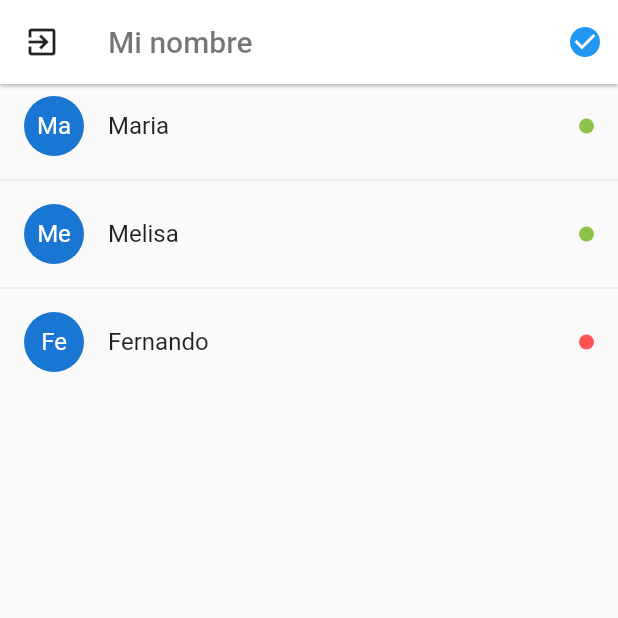
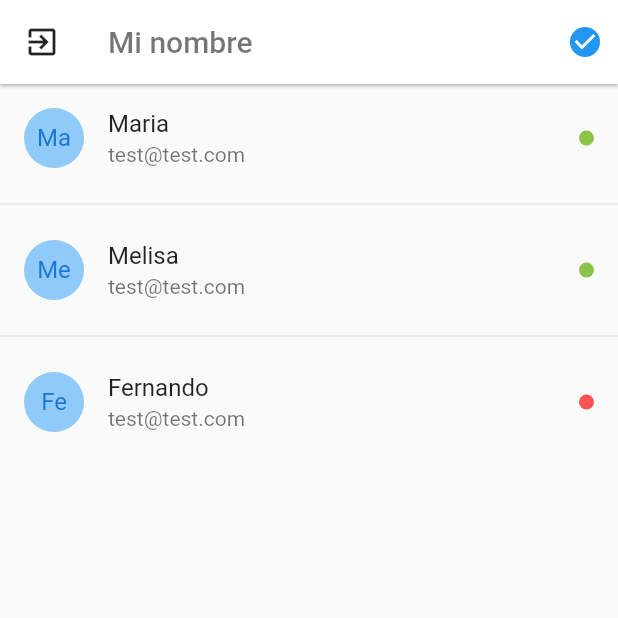
Before and after one commit to RaulOrtiz99/chat, a Flutter app: the screen it shows after launch, on a phone screen of 412 x 824 dp, the top half of it. Run offline on Flutter 3.47's test engine with Material 2 defaults, Android fonts, the phone set to English and light mode, and no system bars; drawn by our look-alikes of pull_to_refresh.

```diff
--- a/lib/routes/pages/usuarios_page.dart
+++ b/lib/routes/pages/usuarios_page.dart
@@ -1,5 +1,6 @@
 import 'package:chat/models/usuario.dart';
 import 'package:flutter/material.dart';
+import 'package:pull_to_refresh/pull_to_refresh.dart';
 
 class UsuarioPage extends StatefulWidget {
   const UsuarioPage({Key? key}) : super(key: key);
@@ -9,6 +10,10 @@ class UsuarioPage extends StatefulWidget {
 }
 
 class _UsuarioPageState extends State<UsuarioPage> {
+  RefreshController _refreshController = RefreshController(
+    initialRefresh: false,
+  );
+
   final usuarios = [
     Usuario(uid: '1', nombre: 'Maria', email: 'test@test.com', online: true),
     Usuario(uid: '2', nombre: 'Melisa', email: 'test@test.com', online: true),
@@ -43,25 +48,54 @@ class _UsuarioPageState extends State<UsuarioPage> {
                 color: Colors.black87,
               )),
         ),
-      body: ListView.separated(
+        body: SmartRefresher(
+          controller: _refreshController,
+          enablePullDown: true,
+          onRefresh: _cargarUsuarios(),
+          header: WaterDropHeader(
+            complete: Icon(
+              Icons.check,
+              color: Colors.blue[400],
+            ),
+            waterDropColor: Colors.blue,
+          ),
+          child: _listViewUsuarios(),
+        ));
+  }
+
+  ListView _listViewUsuarios() {
+    return ListView.separated(
       physics: BouncingScrollPhysics(),
-        itemBuilder: (_, i) => ListTile(
-          title: Text(usuarios[i].nombre),
+      itemBuilder: (_, i) => _usuarioListTile(usuarios[i]),
+      separatorBuilder: (_, i) => Divider(),
+      itemCount: usuarios.length,
+    );
+  }
+
+  ListTile _usuarioListTile(Usuario usuario) {
+    return ListTile(
+      title: Text(usuario.nombre),
+      subtitle: Text(usuario.email),
       leading: CircleAvatar(
-            child: Text(usuarios[i].nombre.substring(0, 2)),
+        child: Text(
+          usuario.nombre.substring(0, 2),
+        ),
+        backgroundColor: Colors.blue[200],
       ),
       trailing: Container(
         width: 10,
         height: 10,
         decoration: BoxDecoration(
-                color:
-                    usuarios[i].online ? Colors.lightGreen : Colors.redAccent,
+            color: usuario.online ? Colors.lightGreen : Colors.redAccent,
             borderRadius: BorderRadius.circular(100)),
-          ),
-        ),
-        separatorBuilder: (_, i) => Divider(),
-        itemCount: usuarios.length,
       ),
     );
   }
+
+  _cargarUsuarios() {}
+
+  // _cargarUsuarios() async {
+  //   await Future.delayed(Duration(milliseconds: 1000));
+  //   _refreshController.refreshCompleted();
+  // }
 }
--- a/pubspec.yaml
+++ b/pubspec.yaml
@@ -34,6 +34,7 @@ dependencies:
   # The following adds the Cupertino Icons font to your application.
   # Use with the CupertinoIcons class for iOS style icons.
   cupertino_icons: ^1.0.2
+  pull_to_refresh: ^2.0.0
 
 dev_dependencies:
   flutter_test:
```
Also changed, not shown: pubspec.lock. Lines whose indentation alone changed are shown as unchanged.
